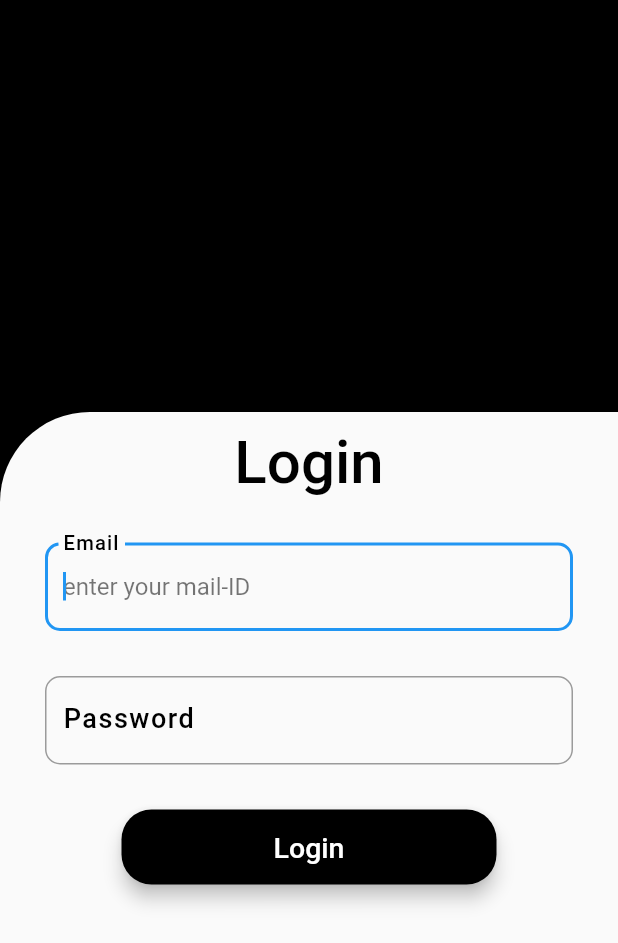
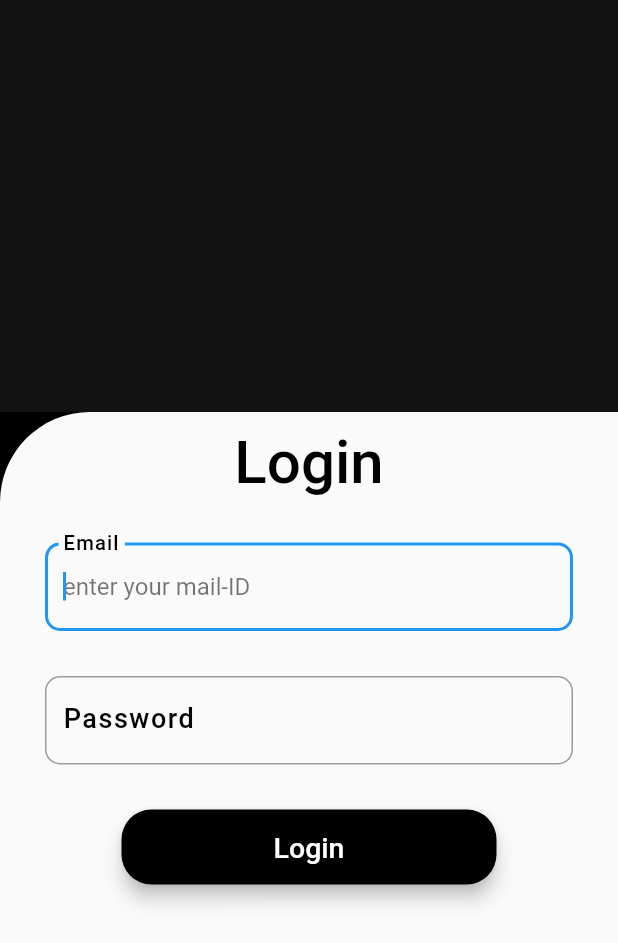
Before and after one commit to vaishnavbusha/leka, a Flutter app: the screen it shows after launch, on a phone screen of 412 x 824 dp. Shown: the top 943 px of the screen. Run offline on Flutter 3.47's test engine with Material 2 defaults, Android fonts, the phone set to English and light mode, and no system bars; our stand-ins replace google_fonts; Roboto replaces fonts that are missing (Kanit).

Commit message:
color changed

```diff
--- a/lib/main.dart
+++ b/lib/main.dart
@@ -22,7 +22,7 @@ class MyApp extends StatelessWidget {
           children: [
             Expanded(
               child: Container(
-                color: Colors.black,
+                color: Color(0xff121212),
               ),
             ),
             Expanded(
```
Also changed, not shown: pubspec.lock, 3 other files.
